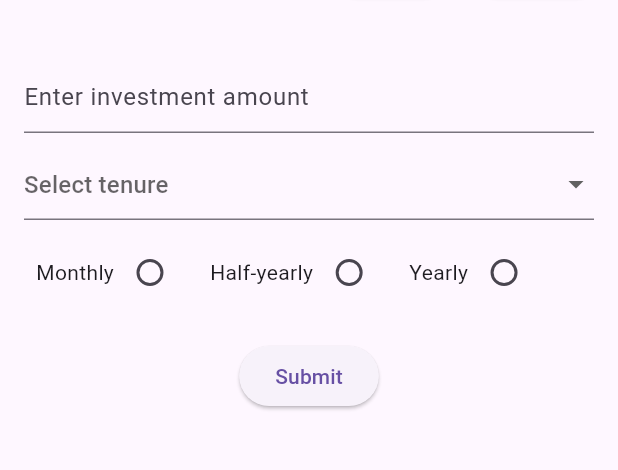
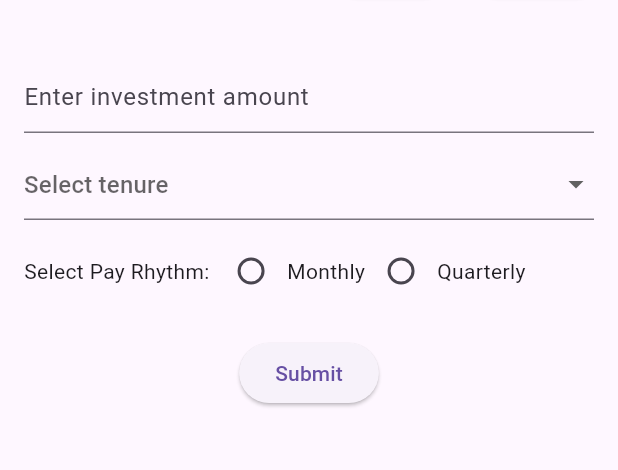
Before and after one commit to Karthi2112/app-1, a Flutter app: the screen it shows after launch, after a tap on "Submit", on a phone screen of 412 x 824 dp, the part 77-547 px from its top. Run offline on Flutter 3.47's test engine with Material 3 defaults, Android fonts, the phone set to English and light mode, and no system bars; our stand-ins replace cloud_firestore, firebase_auth, firebase_core, get; accounts and stored records are empty.

Commit message:
Add files via upload

```diff
--- a/lib/main.dart
+++ b/lib/main.dart
@@ -31,10 +31,18 @@ class MyHomePage extends StatefulWidget {
 
 class _MyHomePageState extends State<MyHomePage> {
   TextEditingController invstController = TextEditingController();
+  TextEditingController tenureController = TextEditingController();
+
+  List<String> tenures = ['1 year', '2 years', '3 years', '4 years', '5 years'];
+  List<String> payRhythms = [
+    'Monthly',
+    'Quarterly',
+  ];
+
   String? selectedTenure;
   String? selectedPayRhythm;
 
-  List<String> payRhythms = ['Monthly', 'Half-yearly', 'Yearly'];
+  List<Widget> schemeCards = [];
 
   @override
   Widget build(BuildContext context) {
@@ -79,13 +87,7 @@ class _MyHomePageState extends State<MyHomePage> {
             SizedBox(height: 10),
             DropdownButtonFormField<String>(
               value: selectedTenure,
-              items: [
-                '12 Months',
-                '15 Months',
-                '18 Monthss',
-                '24 Monthss',
-                '36 Months'
-              ].map((String value) {
+              items: tenures.map((String value) {
                 return DropdownMenuItem<String>(
                   value: value,
                   child: Text(value),
@@ -101,31 +103,25 @@ class _MyHomePageState extends State<MyHomePage> {
               ),
             ),
             SizedBox(height: 10),
-            Container(
-              height: 50,
-              child: ListView.builder(
-                scrollDirection: Axis.horizontal,
-                itemCount: payRhythms.length,
-                itemBuilder: (BuildContext context, int index) {
-                  return Padding(
-                    padding: const EdgeInsets.symmetric(horizontal: 8.0),
-                    child: Row(
+            Row(
               children: [
-                        Text(payRhythms[index]),
+                Text('Select Pay Rhythm: '),
+                for (String rhythm in payRhythms)
+                  Row(
+                    children: [
                       Radio<String>(
-                          value: payRhythms[index],
+                        value: rhythm,
                         groupValue: selectedPayRhythm,
-                          onChanged: (String? value) {
+                        onChanged: (value) {
                           setState(() {
                             selectedPayRhythm = value;
                           });
                         },
                       ),
+                      Text(rhythm),
                     ],
                   ),
-                  );
-                },
-              ),
+              ],
             ),
             SizedBox(height: 20),
             Center(
@@ -149,11 +145,96 @@ class _MyHomePageState extends State<MyHomePage> {
                       .orderBy('invst', descending: true)
                       .get();
 
-                  // Process the scheme details as needed
+                  schemeCards = schemeSnapshot.docs.map((doc) {
+                    return Card(
+                      child: ListTile(
+                        title: Text('Jewel Partner: ${doc['Jp']}'),
+                        subtitle: Column(
+                          crossAxisAlignment: CrossAxisAlignment.start,
+                          children: [
+                            Text('Scheme Name: ${doc['scheme_name']}'),
+                            Text('Investment: ${doc['invst']}'),
+                            Text('Rating: ${doc['rating']}'),
+                          ],
+                        ),
+                        trailing: Radio(
+                          value: doc
+                              .id, // Assuming doc.id is unique for each scheme
+                          groupValue:
+                              null, // Provide appropriate group value to manage radio buttons
+                          onChanged: (value) async {
+                            // Fetch scheme details for selected scheme
+                            DocumentSnapshot schemeDetails = await FirebaseFirestore
+                                .instance
+                                .collection('scheme')
+                                .doc(
+                                    value) // Assuming value is the doc id of the selected scheme
+                                .get();
+
+                            // Show dialog with scheme details
+                            showDialog(
+                              context: context,
+                              builder: (BuildContext context) {
+                                return AlertDialog(
+                                  title:
+                                      Text('${schemeDetails['scheme_name']}'),
+                                  content: Column(
+                                    crossAxisAlignment:
+                                        CrossAxisAlignment.start,
+                                    mainAxisSize: MainAxisSize.min,
+                                    children: [
+                                      Text(
+                                          ' ${schemeDetails['scheme_details']}'),
+                                      Text('BENEFITS'),
+                                      Text(' ${schemeDetails['benefits']}'),
+                                      Text('CONDITIONS'),
+                                      Text(
+                                          ' ${schemeDetails['scheme_conditions']}'),
+                                    ],
+                                  ),
+                                  actions: [
+                                    TextButton(
+                                      onPressed: () {
+                                        // Proceed to pay action
+                                        Navigator.of(context).pop();
+                                        // Navigate to payment screen
+                                      },
+                                      child: Text('Proceed to Pay'),
+                                    ),
+                                    TextButton(
+                                      onPressed: () {
+                                        // Add to cart action
+                                        Navigator.of(context).pop();
+                                        // Add scheme to cart
+                                      },
+                                      child: Text('Add to Cart'),
+                                    ),
+                                    TextButton(
+                                      onPressed: () {
+                                        // Compare action
+                                        Navigator.of(context).pop();
+                                        // Compare schemes
+                                      },
+                                      child: Text('Compare'),
+                                    ),
+                                  ],
+                                );
+                              },
+                            );
+                          },
+                        ),
+                      ),
+                    );
+                  }).toList();
+
+                  // Update the UI to display the scheme cards
+                  setState(() {});
                 },
                 child: Text('Submit'),
               ),
             ),
+            SizedBox(height: 20),
+            if (schemeCards.isNotEmpty) ...schemeCards,
           ],
         ),
       ),
```
Lines whose indentation alone changed are shown as unchanged.
